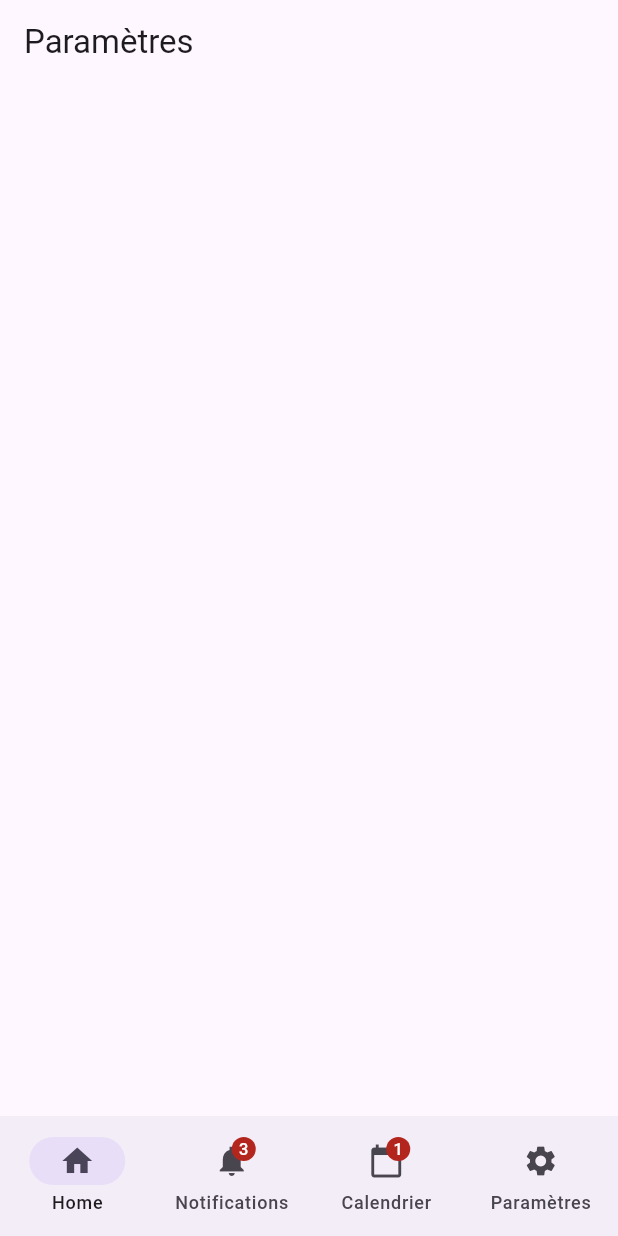
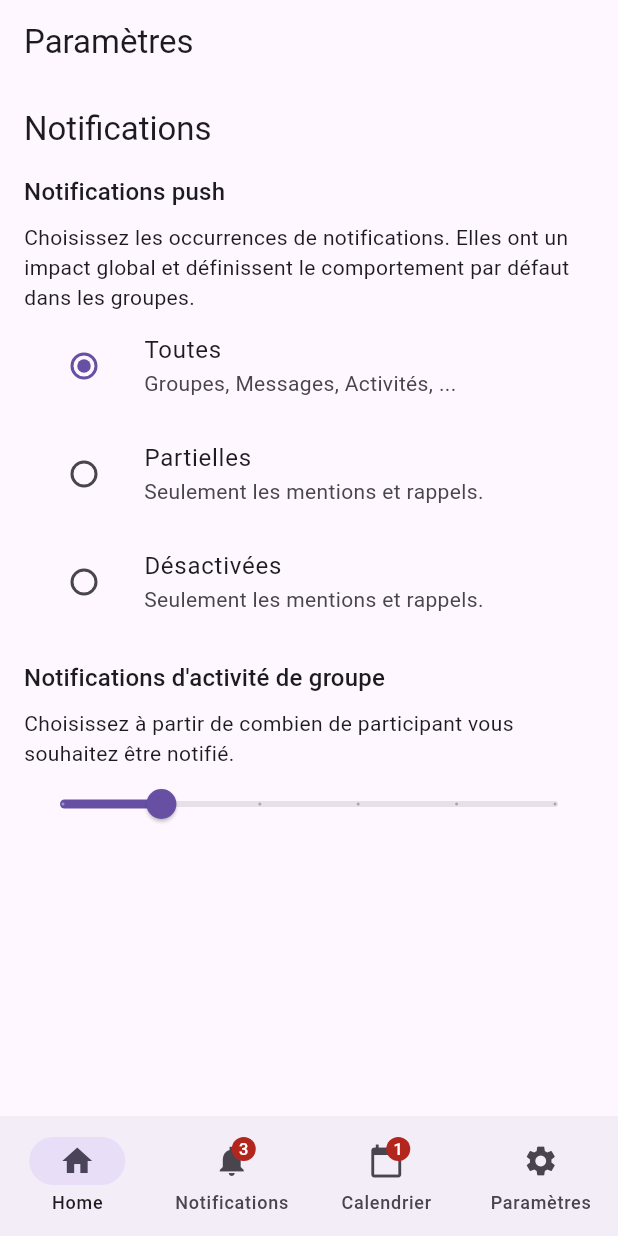
Before and after one commit to waliidhakim/challenge_flutter_go, a Flutter app: the SettingsScreen screen opened by its route, on a phone screen of 412 x 824 dp. Run offline on Flutter 3.47's test engine with Material 3 defaults, Android fonts, the phone set to English and light mode, and no system bars; our stand-ins replace file_picker, flutter_dotenv, go_router, shared_preferences; missing offline and left inert: dart:html, dart:js; accounts and stored records are empty; network calls fail.

Commit message:
feat: added settings screen

```diff
--- /dev/null
+++ b/flutter_mobile/lib/screens/home/notifications/notification_selection.dart
@@ -0,0 +1,93 @@
+import 'package:flutter/material.dart';
+
+enum NotificationLevel { all, partial, none }
+
+class NotificationSelection extends StatefulWidget {
+  const NotificationSelection({super.key});
+
+  @override
+  State<NotificationSelection> createState() => _NotificationSelectionState();
+}
+
+class _NotificationSelectionState extends State<NotificationSelection> {
+  NotificationLevel? _notificationLevel = NotificationLevel.all;
+  double _currentSliderValue = 5;
+
+  void handleNotificationLevelChange(NotificationLevel? value) {
+    setState(() {
+      _notificationLevel = value;
+    });
+  }
+  void handleGroupActivityThresholdChange(double value) {
+    setState(() {
+      _currentSliderValue = value;
+    });
+  }
+
+  @override
+  Widget build(BuildContext context) {
+    return Column(
+      children: <Widget>[
+        Column(
+          crossAxisAlignment: CrossAxisAlignment.start,
+          children: [
+            Text(
+              "Notifications push",
+              style: Theme.of(context).textTheme.titleMedium,
+            ),
+            SizedBox(height: 8),
+            Text(
+              "Choisissez les occurrences de notifications. Elles ont un impact global et définissent le comportement par défaut dans les groupes.",
+              style: Theme.of(context).textTheme.bodyMedium,
+            ),
+            ListTile(
+              title: const Text('Toutes'),
+              subtitle: const Text("Groupes, Messages, Activités, ..."),
+              leading: Radio<NotificationLevel>(
+                value: NotificationLevel.all,
+                groupValue: _notificationLevel,
+                onChanged: (value) => handleNotificationLevelChange(value),
+              ),
+            ),
+            ListTile(
+              title: const Text('Partielles'),
+              subtitle: const Text("Seulement les mentions et rappels."),
+              leading: Radio<NotificationLevel>(
+                value: NotificationLevel.partial,
+                groupValue: _notificationLevel,
+                onChanged: (value) => handleNotificationLevelChange(value),
+              ),
+            ),
+            ListTile(
+              title: const Text('Désactivées'),
+              subtitle: const Text("Seulement les mentions et rappels."),
+              leading: Radio<NotificationLevel>(
+                value: NotificationLevel.none,
+                groupValue: _notificationLevel,
+                onChanged: (value) => handleNotificationLevelChange(value),
+              ),
+            ),
+            SizedBox(height: 16),
+            Text(
+              "Notifications d'activité de groupe",
+              style: Theme.of(context).textTheme.titleMedium,
+            ),
+            SizedBox(height: 8),
+            Text(
+              "Choisissez à partir de combien de participant vous souhaitez être notifié.",
+              style: Theme.of(context).textTheme.bodyMedium,
+            ),
+            Slider(
+              value: _currentSliderValue,
+              max: 20,
+              min: 1,
+              divisions: 5,
+              label: _currentSliderValue.round().toString(),
+              onChanged: (double value) => handleGroupActivityThresholdChange(value),
+            )
+          ],
+        )
+      ],
+    );
+  }
+}
--- a/flutter_mobile/lib/screens/settings/settings_screen.dart
+++ b/flutter_mobile/lib/screens/settings/settings_screen.dart
@@ -1,4 +1,5 @@
 import 'package:flutter/material.dart';
+import 'package:flutter_mobile/screens/home/notifications/notification_selection.dart';
 import 'package:flutter_mobile/widgets/navbar.dart';
 import 'package:go_router/go_router.dart';
 
@@ -16,6 +17,23 @@ class SettingsScreen extends StatelessWidget {
     return Scaffold(
       appBar: AppBar(title: const Text("Paramètres")),
       bottomNavigationBar: const Navbar(),
+      body: SafeArea(
+        child: Container(
+          padding: EdgeInsets.all(16),
+          child: Column(
+            mainAxisAlignment: MainAxisAlignment.start,
+            crossAxisAlignment: CrossAxisAlignment.start,
+            children: [
+              Text(
+                "Notifications",
+                style: Theme.of(context).textTheme.titleLarge,
+              ),
+              SizedBox(height: 16),
+              const NotificationSelection(),
+            ],
+          ),
+        ),
+      ),
     );
   }
 }
--- a/flutter_mobile/lib/widgets/navbar.dart
+++ b/flutter_mobile/lib/widgets/navbar.dart
@@ -29,10 +29,6 @@ class _NavbarState extends State<Navbar> {
           case 3:
             context.push(SettingsScreen.routeName);
         }
-        setState(() {
-          currentPageIndex = index;
-        });
-
       },
       selectedIndex: currentPageIndex,
       destinations: const <Widget>[
```
